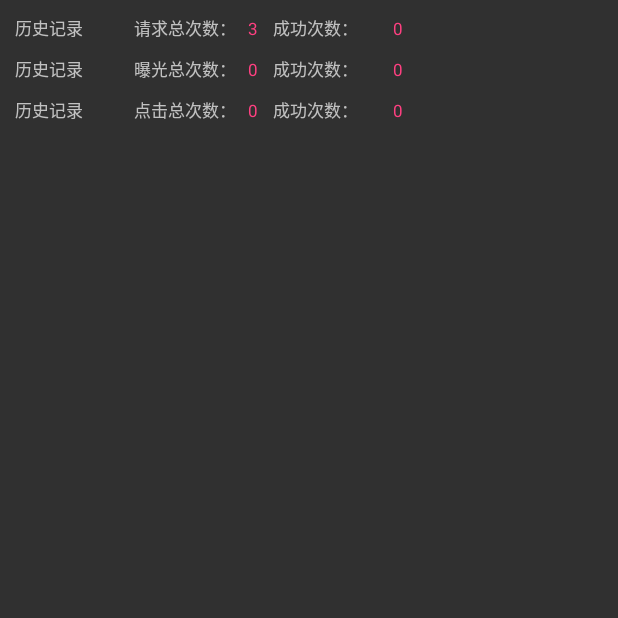
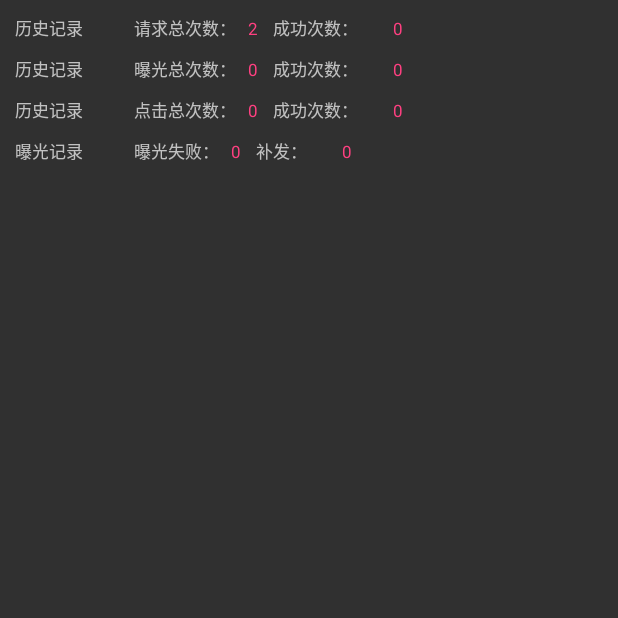
Before and after one commit to 115MRLI/Interpreter, an Android app: the Main3Activity screen opened directly, with no data from a screen before it, on a phone screen of 412 x 824 dp, the top half of it. Run offline under Robolectric (Android 15) with nearby library versions, the phone set to English and light mode, and no system bars; our stand-ins replace ButterKnife.

Commit message:
完成第一版本

```diff
--- a/app/src/main/java/printer/test/interpreter/Main3Activity.java
+++ b/app/src/main/java/printer/test/interpreter/Main3Activity.java
@@ -28,6 +28,12 @@ public class Main3Activity extends BaseActivity {
     //历史记录，点击上报成功次数
     @BindView(R.id.success_n_c)
     TextView success_n_c;
+    //历史记录，bao guang shi bai
+    @BindView(R.id.e_en_c)
+    TextView e_en_c;
+    //历史记录，bao guang bu fa
+    @BindView(R.id.e_n_c)
+    TextView e_n_c;
 
     @Override
     protected int getLayout() {
@@ -47,13 +53,17 @@ public class Main3Activity extends BaseActivity {
         //历史记录，请求成功次数
         success_n.setText(OperationUtils.getId() + "");
         //历史记录，曝光上报总次数
-        all_n_e.setText(OperationUtils.getUserName() +"");
+        all_n_e.setText(OperationUtils.getUserName() + "");
         //历史记录，曝光上报成功次数
-        success_n_e.setText(OperationUtils.getLanguage()+"");
+        success_n_e.setText(OperationUtils.getLanguage() + "");
         //历史记录，点击上报总次数
-        all_n_c.setText(OperationUtils.getPassword()+"");
+        all_n_c.setText(OperationUtils.getPassword() + "");
         //历史记录，点击上报成功次数
-        success_n_c.setText(OperationUtils.getRoleId()+"");
+        success_n_c.setText(OperationUtils.getRoleId() + "");
+        //曝光失败
+        e_en_c.setText(OperationUtils.getexposureAppearFail()+"");
+        //曝光不发
+        e_n_c.setText(OperationUtils.getexposureAppearAgin()+"");
     }
 
     @Override
--- a/app/src/main/java/printer/test/interpreter/OperationUtils.java
+++ b/app/src/main/java/printer/test/interpreter/OperationUtils.java
@@ -186,4 +186,40 @@ public class OperationUtils {
     public static String getImages() {
         return (String) SPUtils.get(App.mContext, "images", "");
     }
+
+    /**
+     * 存储图片广告
+     *
+     * @param images
+     */
+    public static void saveexposureAppearFail(int images) {
+        SPUtils.put(App.mContext, "images", images);
+    }
+
+    /**
+     * 获取图片广告
+     *
+     * @return
+     */
+    public static int getexposureAppearFail() {
+        return (int) SPUtils.get(App.mContext, "images", 0);
+    }
+
+    /**
+     * 存储图片广告
+     *
+     * @param images
+     */
+    public static void saveexposureAppearAgin(int images) {
+        SPUtils.put(App.mContext, "images", images);
+    }
+
+    /**
+     * 获取图片广告
+     *
+     * @return
+     */
+    public static int getexposureAppearAgin() {
+        return (int) SPUtils.get(App.mContext, "images", 0);
+    }
 }
--- a/app/src/main/res/layout/activity_main3.xml
+++ b/app/src/main/res/layout/activity_main3.xml
@@ -147,5 +147,51 @@
             android:textStyle="normal" />
 
     </LinearLayout>
+    <LinearLayout
+        android:layout_width="match_parent"
+        android:layout_height="wrap_content"
+        android:layout_marginTop="10dp"
+        android:orientation="horizontal">
 
+        <TextView
+            android:layout_width="wrap_content"
+            android:layout_height="wrap_content"
+            android:layout_marginLeft="10dp"
+            android:text="曝光记录         "
+            android:textSize="11.5dp" />
+
+        <TextView
+            android:layout_width="wrap_content"
+            android:layout_height="wrap_content"
+            android:layout_marginLeft="10dp"
+            android:text="曝光失败：   "
+            android:textSize="11.5dp" />
+
+        <TextView
+            android:id="@+id/e_en_c"
+            android:layout_width="wrap_content"
+            android:layout_height="wrap_content"
+            android:text="MI8 SE"
+            android:textColor="@color/colorAccent"
+            android:textSize="11.5dp"
+            android:textStyle="normal" />
+
+        <TextView
+            android:layout_width="wrap_content"
+            android:layout_height="wrap_content"
+            android:layout_marginLeft="10dp"
+            android:text="补发：   "
+            android:textSize="11.5dp" />
+
+        <TextView
+            android:id="@+id/e_n_c"
+            android:layout_width="wrap_content"
+            android:layout_height="wrap_content"
+            android:layout_marginLeft="15dp"
+            android:text="XIAOMI"
+            android:textColor="@color/colorAccent"
+            android:textSize="11.5dp"
+            android:textStyle="normal" />
+
+    </LinearLayout>
 </LinearLayout>
```
Also changed, not shown: app/src/main/java/printer/test/interpreter/Main2Activity.java (+63 -20 lines), app/src/main/java/printer/test/interpreter/MainActivity.java (+11 -1 lines), app/src/main/java/printer/test/interpreter/MainView.java (+9 -0 lines), app/src/main/java/printer/test/interpreter/presenter/impl/MainPresenterImpl.java (+32 -4 lines).
